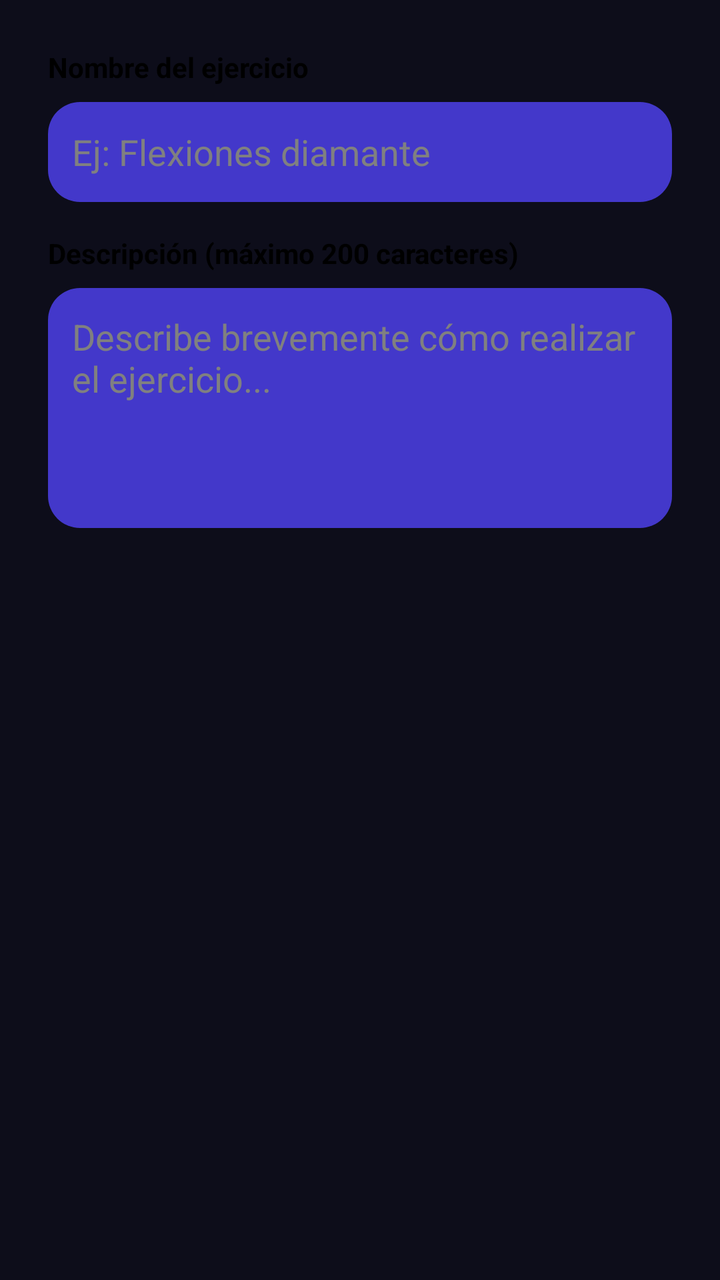
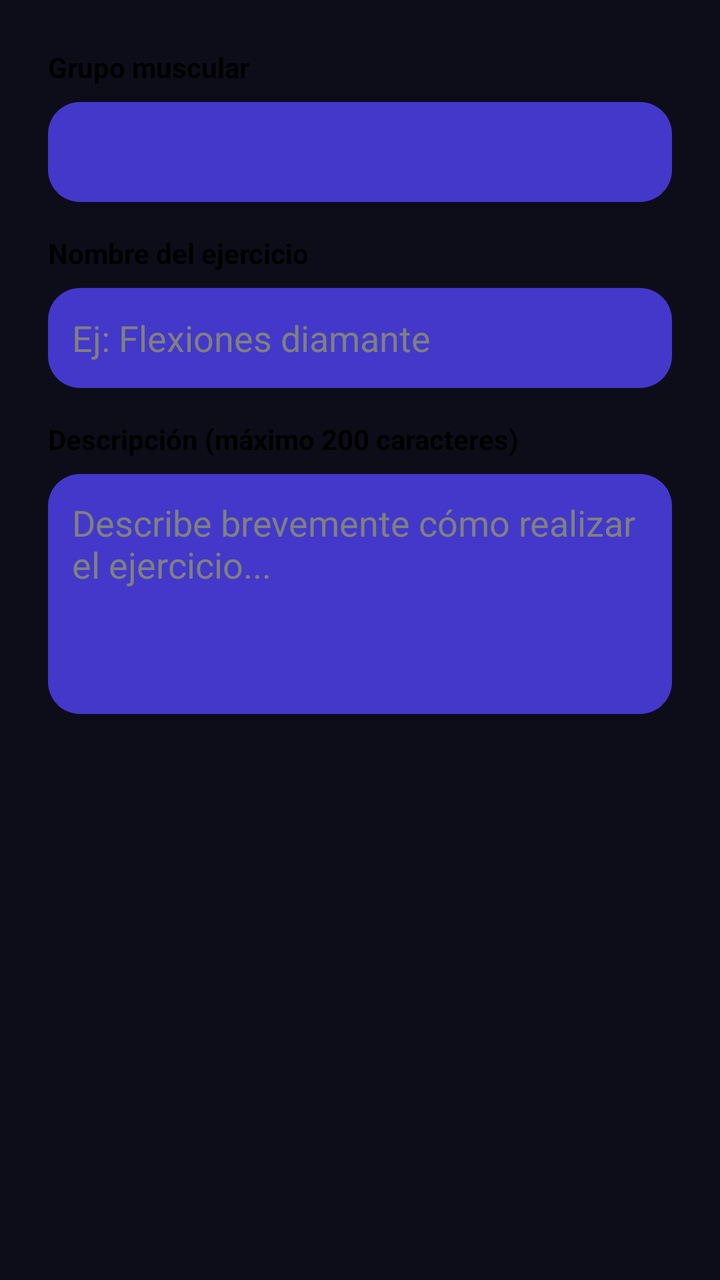

Screens rendered from an Android XML layout before and after an edit, with the pre-edit source and the edit as a unified diff.
<!-- AndroidManifest.xml: application theme Theme.GimnasioPro -->
<!-- res/layout/dialog_agregar_ejercicio.xml -->
<?xml version="1.0" encoding="utf-8"?>
<LinearLayout xmlns:android="http://schemas.android.com/apk/res/android"
    android:layout_width="match_parent"
    android:layout_height="wrap_content"
    android:orientation="vertical"
    android:padding="24dp">

    
    <TextView
        android:layout_width="match_parent"
        android:layout_height="wrap_content"
        android:text="Nombre del ejercicio"
        android:textSize="14sp"
        android:textColor="#000000"
        android:textStyle="bold"
        android:layout_marginBottom="8dp" />

    <EditText
        android:id="@+id/etNombreEjercicio"
        android:layout_width="match_parent"
        android:layout_height="50dp"
        android:hint="Ej: Flexiones diamante"
        android:textColor="#000000"
        android:textColorHint="#808080"
        android:background="@drawable/bg_card_trainer"
        android:padding="12dp"
        android:inputType="textCapSentences"
        android:maxLines="1"
        android:layout_marginBottom="16dp" />

    
    <TextView
        android:layout_width="match_parent"
        android:layout_height="wrap_content"
        android:text="Descripción (máximo 200 caracteres)"
        android:textSize="14sp"
        android:textColor="#000000"
        android:textStyle="bold"
        android:layout_marginBottom="8dp" />

    <EditText
        android:id="@+id/etDescripcionEjercicio"
        android:layout_width="match_parent"
        android:layout_height="120dp"
        android:hint="Describe brevemente cómo realizar el ejercicio..."
        android:textColor="#000000"
        android:textColorHint="#808080"
        android:background="@drawable/bg_card_trainer"
        android:padding="12dp"
        android:gravity="top|start"
        android:inputType="textCapSentences|textMultiLine"
        android:maxLength="200"
        android:scrollbars="vertical" />

</LinearLayout>
<!-- resources referenced by this layout -->
<resources>
  <!-- drawable bg_card_trainer (drawable) -->
  <?xml version="1.0" encoding="utf-8"?>
  <shape xmlns:android="http://schemas.android.com/apk/res/android"
      android:shape="rectangle">
      <solid android:color="@color/card_trainer" />
      <corners android:radius="16dp" />
  </shape>
  <style name="Theme.GimnasioPro" parent="Theme.AppCompat.Light.NoActionBar">
          
          <item name="colorPrimary">@color/electric_green_button</item>
          <item name="colorPrimaryDark">@color/dark_green_background</item>
          <item name="colorAccent">@color/electric_green_button</item>
          <item name="android:windowBackground">@color/dark_green_background</item>
          <item name="android:statusBarColor">@color/dark_green_background</item>
          <item name="android:navigationBarColor">@color/dark_green_background</item>
          <item name="android:fitsSystemWindows">true</item>
      </style>
  <color name="card_trainer">#4338CA</color>
  <color name="electric_green_button">@color/accent_green</color>
  <color name="dark_green_background">@color/dark_background</color>
  <color name="accent_green">#4ADE80</color>
  <color name="dark_background">#0D0D1A</color>
</resources>

<!-- the commit's change to res/layout/dialog_agregar_ejercicio.xml (unified diff, before → after) -->
@@ -4,6 +4,24 @@
     android:layout_height="wrap_content"
     android:orientation="vertical"
     android:padding="24dp">
+
+    
+    <TextView
+        android:layout_width="match_parent"
+        android:layout_height="wrap_content"
+        android:text="Grupo muscular"
+        android:textSize="14sp"
+        android:textColor="#000000"
+        android:textStyle="bold"
+        android:layout_marginBottom="8dp" />
+
+    <Spinner
+        android:id="@+id/spinnerGrupoMuscular"
+        android:layout_width="match_parent"
+        android:layout_height="50dp"
+        android:background="@drawable/bg_card_trainer"
+        android:padding="12dp"
+        android:layout_marginBottom="16dp" />
 
     
     <TextView
